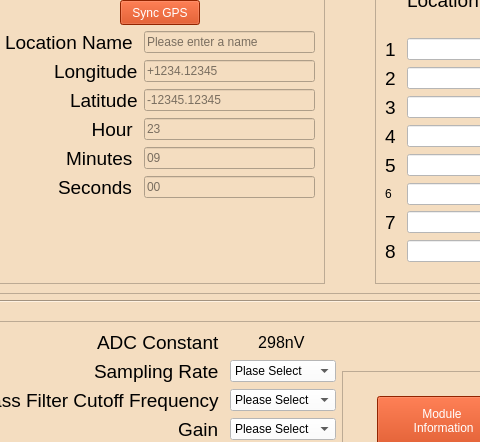
Before: the Qt Designer form GUI/Qt_Files/main_window.ui in jrsm1/EWAS_Application, drawn with Qt 5; both pictures show x 415 to 895 and y 390 to 832 of the 1150 by 950 pixel window.
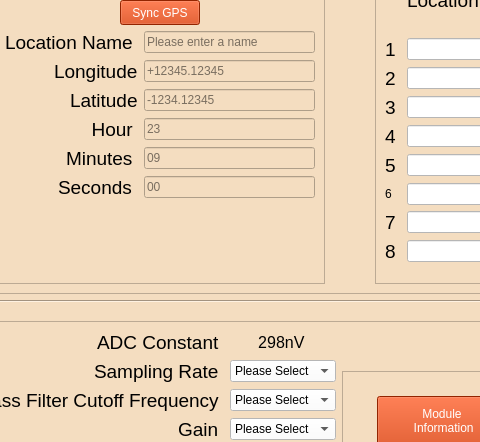
After: the same form once the commit is applied.

Commit message: Wrote start button logic somewhat. Look for check_status_during_test

Patch:
```diff
--- a/GUI/Qt_Files/main_window.ui
+++ b/GUI/Qt_Files/main_window.ui
@@ -689,7 +689,7 @@
                    <number>12</number>
                   </property>
                   <property name="placeholderText">
-                   <string>+1234.12345</string>
+                   <string>+12345.12345</string>
                   </property>
                  </widget>
                 </item>
@@ -718,7 +718,7 @@
                    <number>11</number>
                   </property>
                   <property name="placeholderText">
-                   <string>-12345.12345</string>
+                   <string>-1234.12345</string>
                   </property>
                  </widget>
                 </item>
@@ -1290,7 +1290,7 @@
                </item>
                <item>
                 <property name="text">
-                 <string>Plase Select</string>
+                 <string>Please Select</string>
                 </property>
                </item>
               </widget>
```
Left out of the diff: 3 changed lines with no effect on the pictures. The commit also changes 6 other files.
